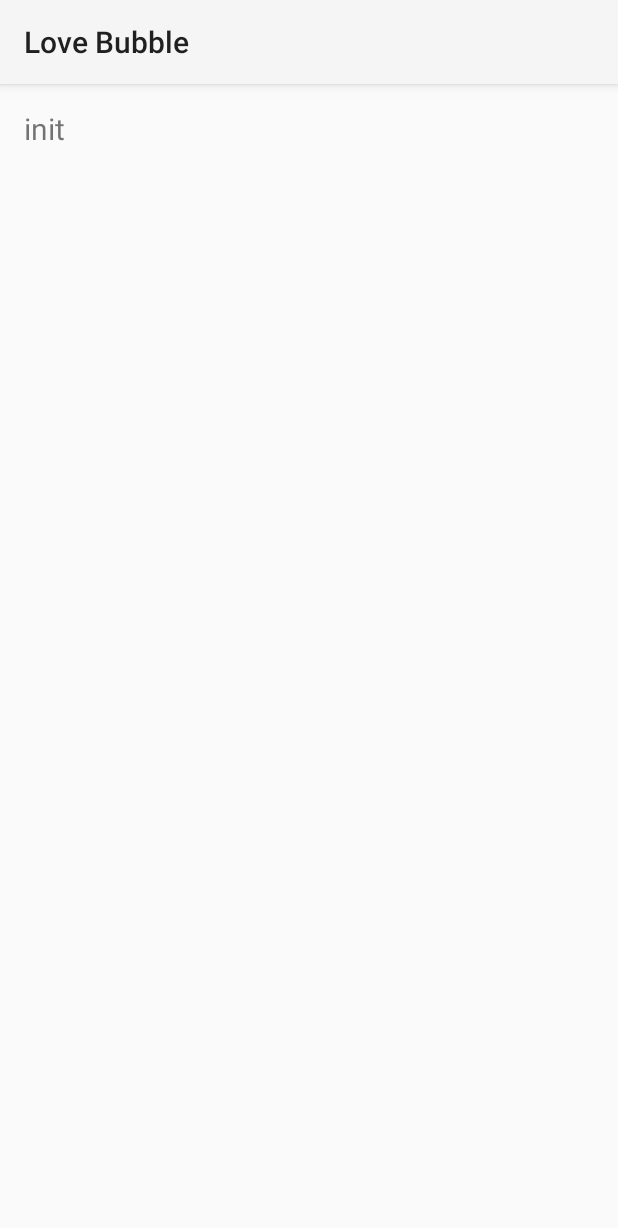
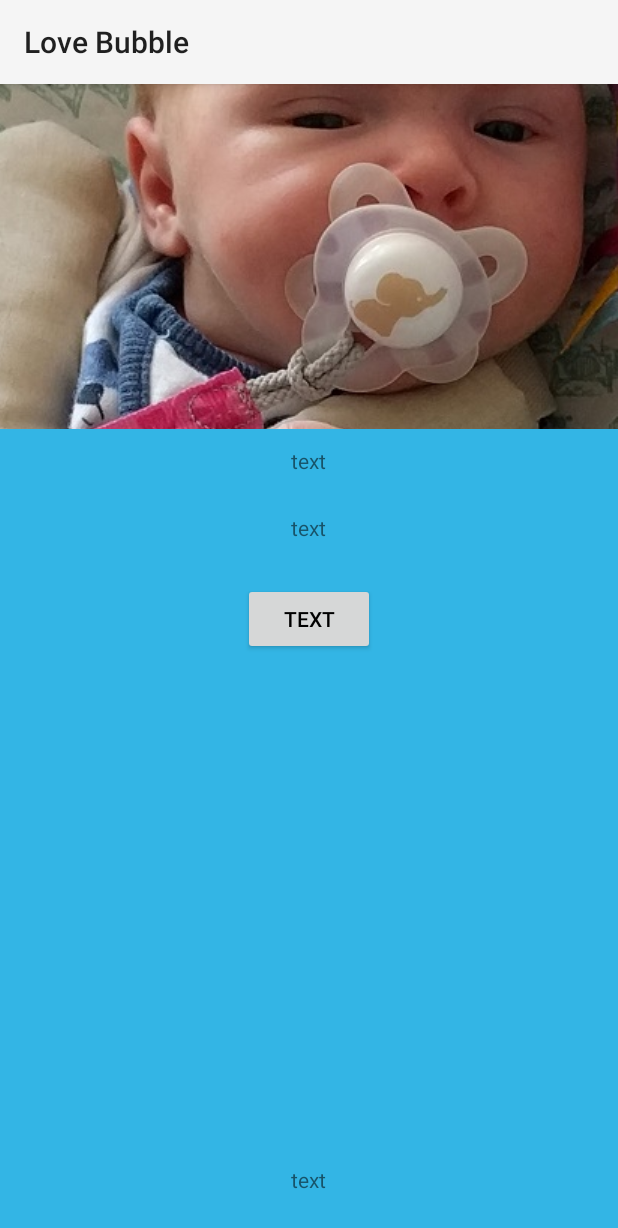
Before and after one commit to JollyJumper88/PricessLea, an Android app: the layout activity_main.xml on its own in the app's theme, with its tools: preview values and no code run, on a phone screen of 412 x 824 dp. Shown: the top 1228 px of the screen. Run offline under Robolectric (Android 15) with nearby library versions, the phone set to English and light mode, and no system bars.

Commit message:
install wizzard + new string resources
cleanup of main

```diff
--- a/app/src/main/res/layout/activity_main.xml
+++ b/app/src/main/res/layout/activity_main.xml
@@ -1,18 +1,59 @@
 <RelativeLayout xmlns:android="http://schemas.android.com/apk/res/android"
-    xmlns:tools="http://schemas.android.com/tools"
-    android:layout_width="match_parent"
-    android:layout_height="match_parent"
-    android:paddingBottom="@dimen/activity_vertical_margin"
-    android:paddingLeft="@dimen/activity_horizontal_margin"
-    android:paddingRight="@dimen/activity_horizontal_margin"
-    android:paddingTop="@dimen/activity_vertical_margin"
-    tools:context=".MainActivity">
+                xmlns:app="http://schemas.android.com/apk/res-auto"
+                xmlns:tools="http://schemas.android.com/tools"
+                android:layout_width="match_parent"
+                android:layout_height="match_parent"
+                android:background="@android:color/holo_blue_light"
+                tools:context=".MainActivity">
+
+
+    <ImageView
+        android:id="@+id/imageView"
+        android:layout_width="match_parent"
+        android:layout_height="230dp"
+        android:scaleType="center"
+        android:src="@drawable/lea"/>
 
     <TextView
-        android:id="@+id/tv1"
+        android:id="@+id/textViewTitle"
         android:layout_width="wrap_content"
         android:layout_height="wrap_content"
-        android:text="init"
-        android:textSize="20sp" />
+        android:layout_below="@+id/imageView"
+        android:layout_centerHorizontal="true"
+        android:layout_marginTop="11dp"
+        android:text="text"
+        />
+
+    <TextView
+        android:id="@+id/textViewMain"
+        android:layout_width="wrap_content"
+        android:layout_height="wrap_content"
+        android:layout_below="@+id/textViewTitle"
+        android:layout_centerHorizontal="true"
+        android:layout_marginLeft="32dp"
+        android:layout_marginRight="32dp"
+        android:layout_marginTop="25dp"
+        android:text="text"
+        />
+
+    <Button
+        android:id="@+id/buttonMain"
+        android:layout_width="wrap_content"
+        android:layout_height="wrap_content"
+        android:layout_below="@+id/textViewMain"
+        android:layout_centerHorizontal="true"
+        android:layout_marginTop="27dp"
+        android:text="text"
+        android:textColor="@android:color/black"/>
+
+    <TextView
+        android:id="@+id/textViewStatusbar"
+        android:layout_width="wrap_content"
+        android:layout_height="wrap_content"
+        android:layout_alignParentBottom="true"
+        android:layout_centerHorizontal="true"
+        android:layout_marginBottom="28dp"
+        android:text="text"
+        />
 
 </RelativeLayout>
```
Also changed, not shown: app/src/main/java/at/android/lovebubble/MainActivity.java (+83 -47 lines), app/src/main/res/values/strings.xml (+11 -8 lines).
